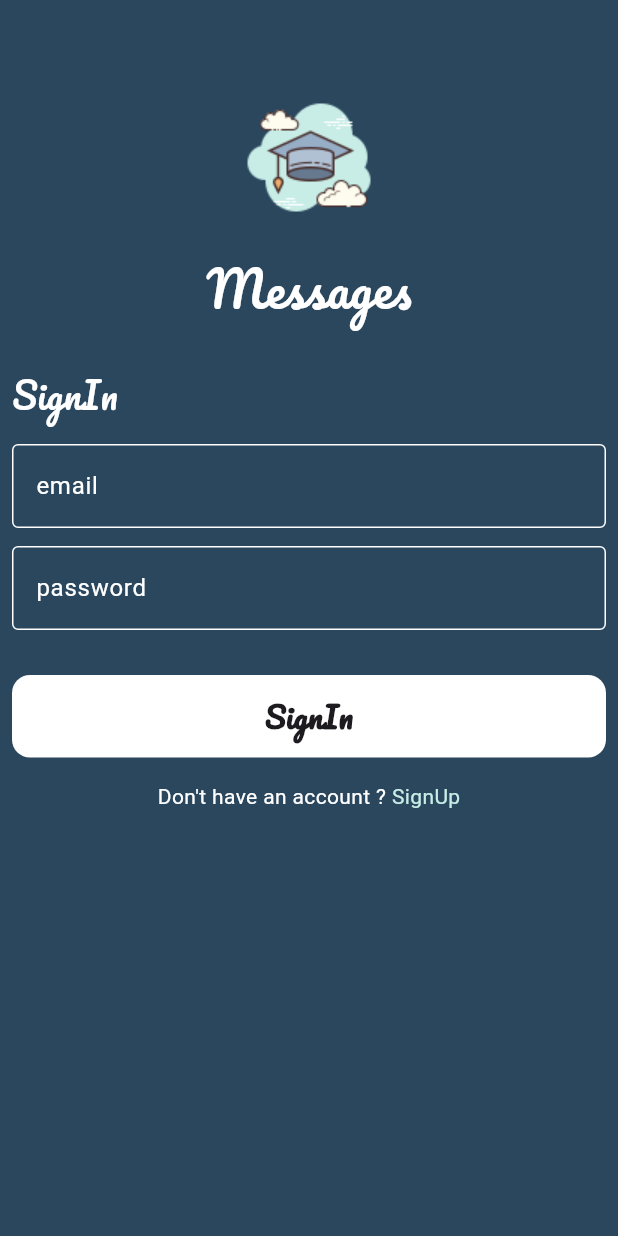
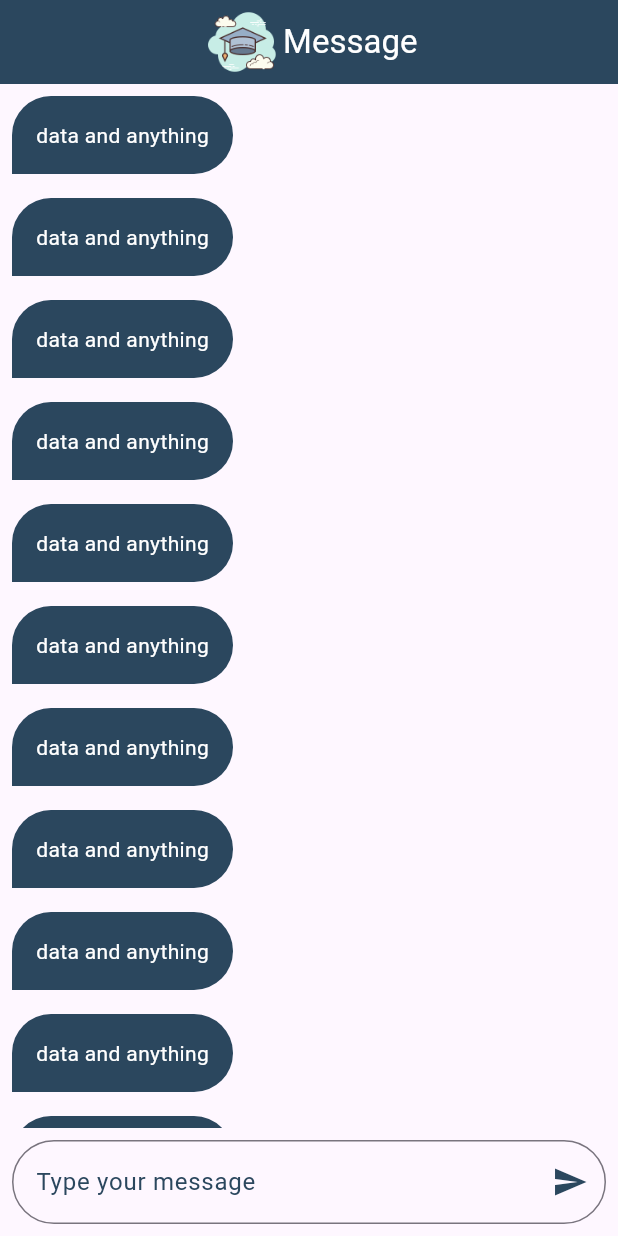
Before and after one commit to mahmoud-alwakeel/messages-chat-app, a Flutter app: the screen it shows after launch, on a phone screen of 412 x 824 dp. Run offline on Flutter 3.47's test engine with Material 3 defaults, Android fonts, the phone set to English and light mode, and no system bars; our stand-ins replace firebase_auth, firebase_core, modal_progress_hud_nsn; accounts and stored records are empty.

Commit message:
chat screen

```diff
--- /dev/null
+++ b/lib/common/chat_bubble.dart
@@ -0,0 +1,28 @@
+import 'package:flutter/material.dart';
+import 'package:messages_chat_app/common/consts.dart';
+
+class ChatBubbble extends StatelessWidget {
+  const ChatBubbble({super.key});
+
+  @override
+  Widget build(BuildContext context) {
+    return Align(
+      alignment: Alignment.centerLeft,
+      child: Container(
+          margin: const EdgeInsets.all(8),
+          padding: const EdgeInsets.symmetric(horizontal: 16, vertical: 16),
+          decoration: const BoxDecoration(
+            color: kPrimaryColor,
+            borderRadius: BorderRadius.only(
+              topRight: Radius.circular(32),
+              bottomRight: Radius.circular(32),
+              topLeft: Radius.circular(32),
+            )
+          ),
+          child: const Text(
+            'data and anything',
+          style: TextStyle(color: Colors.white),),
+        ),
+    );
+  }
+}
--- a/lib/common/consts.dart
+++ b/lib/common/consts.dart
@@ -1,3 +1,4 @@
 import 'package:flutter/material.dart';
 
 const kPrimaryColor = Color(0xff2B475E);
+const kAppLogo = 'assets/images/scholar.png';
--- /dev/null
+++ b/lib/common/utils/common_utils.dart
@@ -0,0 +1,11 @@
+import 'package:flutter/material.dart';
+
+class AppCommonUtils {
+  static void showSnackBar(BuildContext context, {required String message}) {
+    ScaffoldMessenger.of(context).showSnackBar(
+      SnackBar(
+        content: Text(message),
+      ),
+    );
+  }
+}
--- a/lib/main.dart
+++ b/lib/main.dart
@@ -1,6 +1,7 @@
 import 'package:firebase_core/firebase_core.dart';
 import 'package:flutter/material.dart';
 import 'package:messages_chat_app/firebase_options.dart';
+import 'package:messages_chat_app/screens/chat_screen.dart';
 import 'package:messages_chat_app/screens/signin_screen.dart';
 import 'package:messages_chat_app/screens/signup_screen.dart';
 
@@ -20,10 +21,11 @@ class Messages extends StatelessWidget {
     return MaterialApp(
       debugShowCheckedModeBanner: false,
       routes: {
-        SiginInScreen.id : (context) => const SiginInScreen(),
+        SiginInScreen.id : (context) => SiginInScreen(),
         SignUpScreen.id : (context) => SignUpScreen(),
+        ChatScreen.id : (context) => const ChatScreen(),
       },
-      initialRoute: SiginInScreen.id,
+      initialRoute: ChatScreen.id,
     );
   }
 }
--- /dev/null
+++ b/lib/screens/chat_screen.dart
@@ -0,0 +1,54 @@
+import 'package:flutter/material.dart';
+import 'package:messages_chat_app/common/chat_bubble.dart';
+import 'package:messages_chat_app/common/consts.dart';
+
+class ChatScreen extends StatelessWidget {
+  const ChatScreen({super.key});
+
+  static String id = 'ChatScreen';
+  @override
+  Widget build(BuildContext context) {
+    return  Scaffold(
+      appBar: AppBar(
+        centerTitle: true,
+        automaticallyImplyLeading: false,
+        backgroundColor: kPrimaryColor,
+        title: Row(
+          mainAxisSize: MainAxisSize.min,
+          children: [
+            Image.asset(kAppLogo, height: 55,),
+            Text('Message', style: TextStyle(color: Colors.white),)
+          ],
+        ),
+      ),
+      body: Column(
+        children: [
+          Expanded(
+            child: ListView.builder(
+              itemCount: 20,
+              itemBuilder: (context, index) {
+                return ChatBubbble();
+              },
+            ),
+          ),
+          Padding(
+            padding: const EdgeInsets.all(8.0),
+            child: TextField(
+              decoration: InputDecoration(
+                hintText: "Type your message",
+                hintStyle: TextStyle(color: kPrimaryColor),
+                suffixIcon: Icon(Icons.send, color: kPrimaryColor,),
+                border: OutlineInputBorder(
+                  borderSide: BorderSide(
+                    color: kPrimaryColor
+                  ),
+                  borderRadius: BorderRadius.circular(30)
+                )
+              ),
+            ),
+          )
+        ],
+      )
+    );
+  }
+}
--- a/pubspec.yaml
+++ b/pubspec.yaml
@@ -37,6 +37,7 @@ dependencies:
   cupertino_icons: ^1.0.2
   firebase_core: ^2.25.4
   firebase_auth: ^4.14.1
+  modal_progress_hud_nsn: ^0.5.0
 
 dev_dependencies:
   flutter_test:
```
Also changed, not shown: lib/common/custom_text_field.dart (+6 -1 lines), lib/screens/signin_screen.dart (+70 -8 lines), lib/screens/signup_screen.dart (+39 -15 lines), pubspec.lock.
